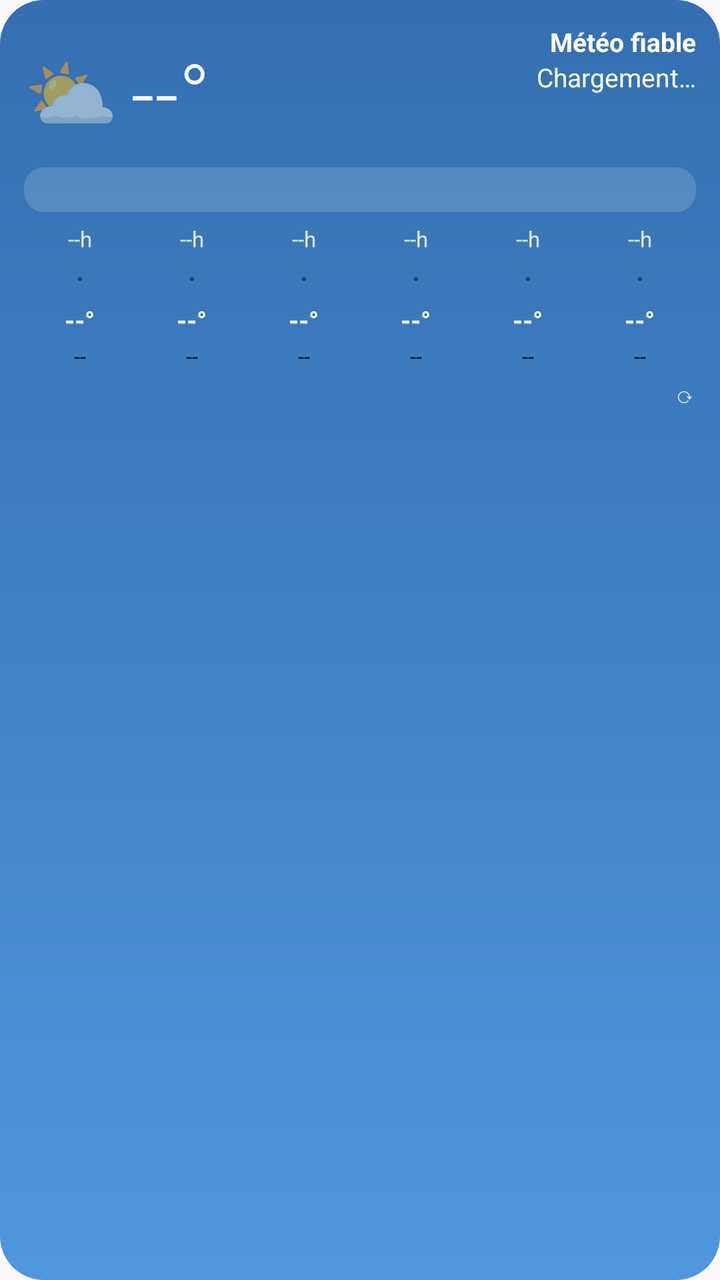
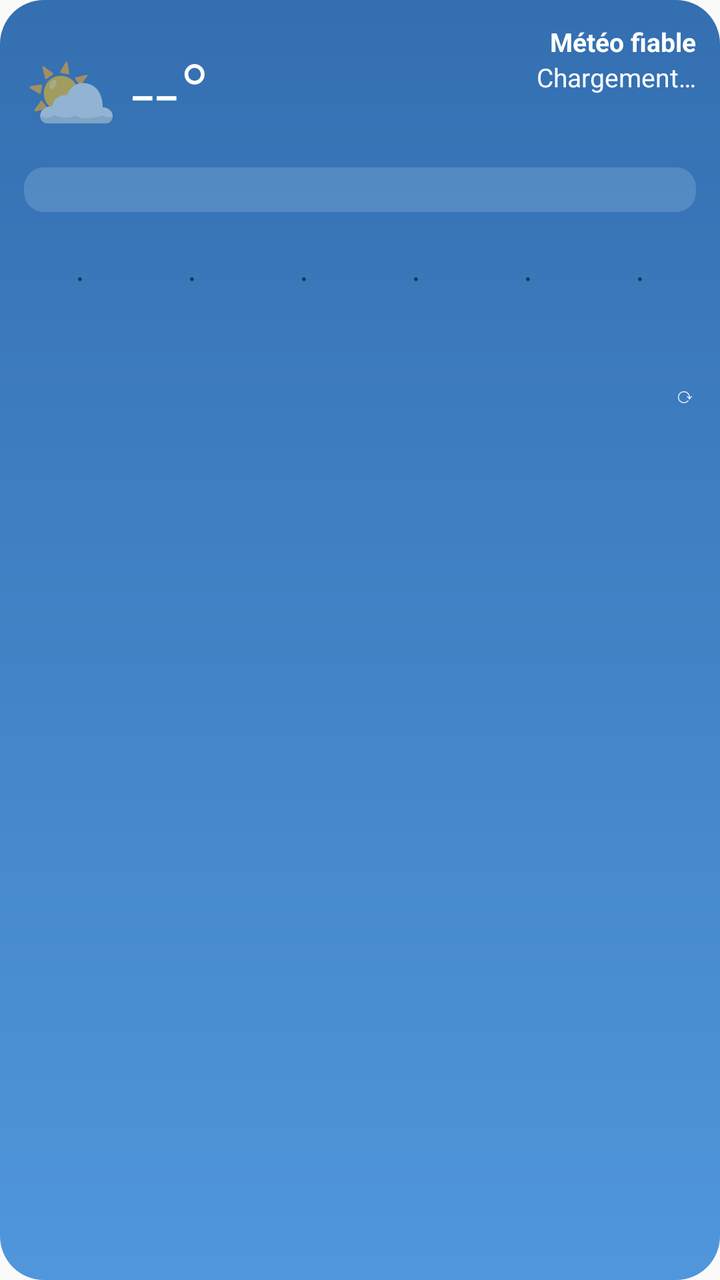

Before-and-after screenshots of an Android layout around one commit, followed by the original layout XML and the change that was made.
<!-- AndroidManifest.xml: application theme android:Theme.Material.Light.NoActionBar -->
<!-- res/layout/widget_meteo.xml -->
<?xml version="1.0" encoding="utf-8"?>
<LinearLayout xmlns:android="http://schemas.android.com/apk/res/android"
    android:id="@+id/root"
    android:layout_width="match_parent"
    android:layout_height="match_parent"
    android:background="@drawable/widget_bg"
    android:orientation="vertical"
    android:padding="12dp">

    <LinearLayout
        android:layout_width="match_parent"
        android:layout_height="wrap_content"
        android:gravity="center_vertical"
        android:orientation="horizontal">

        <TextView
            android:id="@+id/icon"
            android:layout_width="wrap_content"
            android:layout_height="wrap_content"
            android:textSize="38sp"
            android:text="⛅" />

        <TextView
            android:id="@+id/temp"
            android:layout_width="wrap_content"
            android:layout_height="wrap_content"
            android:layout_marginStart="6dp"
            android:fontFamily="sans-serif-light"
            android:textColor="#FFFFFF"
            android:textSize="42sp"
            android:text="--°" />

        <LinearLayout
            android:layout_width="0dp"
            android:layout_height="wrap_content"
            android:layout_weight="1"
            android:gravity="end"
            android:orientation="vertical">
            <TextView android:id="@+id/place" style="@style/WText" android:textStyle="bold" android:text="Météo fiable" />
            <TextView android:id="@+id/cond" style="@style/WText" android:text="Chargement…" />
            <TextView android:id="@+id/minmax" style="@style/WSmall" android:text="" />
            <TextView android:id="@+id/wind" style="@style/WText" android:textStyle="bold" android:text="" />
        </LinearLayout>
    </LinearLayout>

    <TextView
        android:id="@+id/rain"
        android:layout_width="match_parent"
        android:layout_height="wrap_content"
        android:layout_marginTop="4dp"
        android:background="@drawable/chip_bg"
        android:paddingStart="8dp"
        android:paddingTop="3dp"
        android:paddingEnd="8dp"
        android:paddingBottom="3dp"
        android:textColor="#FFFFFF"
        android:textSize="12sp"
        android:text="" />

    <LinearLayout
        android:id="@+id/hours"
        android:layout_width="match_parent"
        android:layout_height="wrap_content"
        android:layout_marginTop="6dp"
        android:orientation="horizontal">
        <LinearLayout
            android:layout_width="0dp"
            android:layout_height="wrap_content"
            android:layout_weight="1"
            android:gravity="center_horizontal"
            android:orientation="vertical">
            <TextView android:id="@+id/h0_t" style="@style/WSmall" android:text="--h" />
            <TextView android:id="@+id/h0_icon" android:layout_width="wrap_content" android:layout_height="wrap_content" android:textSize="18sp" android:text="·" />
            <TextView android:id="@+id/h0_temp" style="@style/WText" android:textStyle="bold" android:text="--°" />
            <TextView android:id="@+id/h0_wind" style="@style/WWind" android:text="--" />
        </LinearLayout>
        <LinearLayout
            android:layout_width="0dp"
            android:layout_height="wrap_content"
            android:layout_weight="1"
            android:gravity="center_horizontal"
            android:orientation="vertical">
            <TextView android:id="@+id/h1_t" style="@style/WSmall" android:text="--h" />
            <TextView android:id="@+id/h1_icon" android:layout_width="wrap_content" android:layout_height="wrap_content" android:textSize="18sp" android:text="·" />
            <TextView android:id="@+id/h1_temp" style="@style/WText" android:textStyle="bold" android:text="--°" />
            <TextView android:id="@+id/h1_wind" style="@style/WWind" android:text="--" />
        </LinearLayout>
        <LinearLayout
            android:layout_width="0dp"
            android:layout_height="wrap_content"
            android:layout_weight="1"
            android:gravity="center_horizontal"
            android:orientation="vertical">
            <TextView android:id="@+id/h2_t" style="@style/WSmall" android:text="--h" />
            <TextView android:id="@+id/h2_icon" android:layout_width="wrap_content" android:layout_height="wrap_content" android:textSize="18sp" android:text="·" />
            <TextView android:id="@+id/h2_temp" style="@style/WText" android:textStyle="bold" android:text="--°" />
            <TextView android:id="@+id/h2_wind" style="@style/WWind" android:text="--" />
        </LinearLayout>
        <LinearLayout
            android:layout_width="0dp"
            android:layout_height="wrap_content"
            android:layout_weight="1"
            android:gravity="center_horizontal"
            android:orientation="vertical">
            <TextView android:id="@+id/h3_t" style="@style/WSmall" android:text="--h" />
            <TextView android:id="@+id/h3_icon" android:layout_width="wrap_content" android:layout_height="wrap_content" android:textSize="18sp" android:text="·" />
            <TextView android:id="@+id/h3_temp" style="@style/WText" android:textStyle="bold" android:text="--°" />
            <TextView android:id="@+id/h3_wind" style="@style/WWind" android:text="--" />
        </LinearLayout>
        <LinearLayout
            android:layout_width="0dp"
            android:layout_height="wrap_content"
            android:layout_weight="1"
            android:gravity="center_horizontal"
            android:orientation="vertical">
            <TextView android:id="@+id/h4_t" style="@style/WSmall" android:text="--h" />
            <TextView android:id="@+id/h4_icon" android:layout_width="wrap_content" android:layout_height="wrap_content" android:textSize="18sp" android:text="·" />
            <TextView android:id="@+id/h4_temp" style="@style/WText" android:textStyle="bold" android:text="--°" />
            <TextView android:id="@+id/h4_wind" style="@style/WWind" android:text="--" />
        </LinearLayout>
        <LinearLayout
            android:layout_width="0dp"
            android:layout_height="wrap_content"
            android:layout_weight="1"
            android:gravity="center_horizontal"
            android:orientation="vertical">
            <TextView android:id="@+id/h5_t" style="@style/WSmall" android:text="--h" />
            <TextView android:id="@+id/h5_icon" android:layout_width="wrap_content" android:layout_height="wrap_content" android:textSize="18sp" android:text="·" />
            <TextView android:id="@+id/h5_temp" style="@style/WText" android:textStyle="bold" android:text="--°" />
            <TextView android:id="@+id/h5_wind" style="@style/WWind" android:text="--" />
        </LinearLayout>
    </LinearLayout>

    <LinearLayout
        android:layout_width="match_parent"
        android:layout_height="wrap_content"
        android:layout_marginTop="4dp"
        android:orientation="horizontal">
        <TextView
            android:id="@+id/footer"
            style="@style/WSmall"
            android:layout_width="0dp"
            android:layout_weight="1"
            android:text="" />
        <TextView
            android:id="@+id/refresh"
            style="@style/WSmall"
            android:paddingStart="10dp"
            android:text="⟳" />
    </LinearLayout>
</LinearLayout>
<!-- resources referenced by this layout -->
<resources>
  <!-- drawable chip_bg (drawable) -->
  <?xml version="1.0" encoding="utf-8"?>
  <shape xmlns:android="http://schemas.android.com/apk/res/android" android:shape="rectangle">
      <solid android:color="#26FFFFFF" />
      <corners android:radius="10dp" />
  </shape>
  <!-- drawable widget_bg (drawable) -->
  <?xml version="1.0" encoding="utf-8"?>
  <shape xmlns:android="http://schemas.android.com/apk/res/android" android:shape="rectangle">
      <gradient android:angle="300" android:startColor="#E61D5FA8" android:endColor="#E63D8BD8" />
      <corners android:radius="22dp" />
  </shape>
  <style name="WSmall" parent="WText">
          <item name="android:textColor">#D9FFFFFF</item>
          <item name="android:textSize">11sp</item>
      </style>
  <style name="WText">
          <item name="android:layout_width">wrap_content</item>
          <item name="android:layout_height">wrap_content</item>
          <item name="android:textColor">#FFFFFF</item>
          <item name="android:textSize">13sp</item>
          <item name="android:maxLines">1</item>
      </style>
  <style name="WWind" parent="WText">
          <item name="android:textColor">#111111</item>
          <item name="android:textSize">11sp</item>
          <item name="android:paddingStart">5dp</item>
          <item name="android:paddingEnd">5dp</item>
          <item name="android:layout_marginTop">2dp</item>
      </style>
</resources>

<!-- the commit's change to res/layout/widget_meteo.xml (unified diff, before → after) -->
@@ -44,6 +44,24 @@
     </LinearLayout>
 
     <TextView
+        android:id="@+id/alert"
+        android:layout_width="match_parent"
+        android:layout_height="wrap_content"
+        android:layout_marginTop="4dp"
+        android:background="@drawable/alert_bg"
+        android:paddingStart="8dp"
+        android:paddingTop="3dp"
+        android:paddingEnd="8dp"
+        android:paddingBottom="3dp"
+        android:textColor="#FFFFFF"
+        android:textSize="12sp"
+        android:textStyle="bold"
+        android:maxLines="1"
+        android:ellipsize="end"
+        android:visibility="gone"
+        android:text="" />
+
+    <TextView
         android:id="@+id/rain"
         android:layout_width="match_parent"
         android:layout_height="wrap_content"
@@ -55,6 +73,8 @@
         android:paddingBottom="3dp"
         android:textColor="#FFFFFF"
         android:textSize="12sp"
+        android:maxLines="1"
+        android:ellipsize="end"
         android:text="" />
 
     <LinearLayout
@@ -69,10 +89,10 @@
             android:layout_weight="1"
             android:gravity="center_horizontal"
             android:orientation="vertical">
-            <TextView android:id="@+id/h0_t" style="@style/WSmall" android:text="--h" />
+            <TextView android:id="@+id/h0_t" style="@style/WSmall" android:text="" />
             <TextView android:id="@+id/h0_icon" android:layout_width="wrap_content" android:layout_height="wrap_content" android:textSize="18sp" android:text="·" />
-            <TextView android:id="@+id/h0_temp" style="@style/WText" android:textStyle="bold" android:text="--°" />
-            <TextView android:id="@+id/h0_wind" style="@style/WWind" android:text="--" />
+            <TextView android:id="@+id/h0_temp" style="@style/WBold" android:text="" />
+            <TextView android:id="@+id/h0_wind" style="@style/WWind" android:text="" />
         </LinearLayout>
         <LinearLayout
             android:layout_width="0dp"
@@ -80,10 +100,10 @@
             android:layout_weight="1"
             android:gravity="center_horizontal"
             android:orientation="vertical">
-            <TextView android:id="@+id/h1_t" style="@style/WSmall" android:text="--h" />
+            <TextView android:id="@+id/h1_t" style="@style/WSmall" android:text="" />
             <TextView android:id="@+id/h1_icon" android:layout_width="wrap_content" android:layout_height="wrap_content" android:textSize="18sp" android:text="·" />
-            <TextView android:id="@+id/h1_temp" style="@style/WText" android:textStyle="bold" android:text="--°" />
-            <TextView android:id="@+id/h1_wind" style="@style/WWind" android:text="--" />
+            <TextView android:id="@+id/h1_temp" style="@style/WBold" android:text="" />
+            <TextView android:id="@+id/h1_wind" style="@style/WWind" android:text="" />
         </LinearLayout>
         <LinearLayout
             android:layout_width="0dp"
@@ -91,10 +111,10 @@
             android:layout_weight="1"
             android:gravity="center_horizontal"
             android:orientation="vertical">
-            <TextView android:id="@+id/h2_t" style="@style/WSmall" android:text="--h" />
+            <TextView android:id="@+id/h2_t" style="@style/WSmall" android:text="" />
             <TextView android:id="@+id/h2_icon" android:layout_width="wrap_content" android:layout_height="wrap_content" android:textSize="18sp" android:text="·" />
-            <TextView android:id="@+id/h2_temp" style="@style/WText" android:textStyle="bold" android:text="--°" />
-            <TextView android:id="@+id/h2_wind" style="@style/WWind" android:text="--" />
+            <TextView android:id="@+id/h2_temp" style="@style/WBold" android:text="" />
+            <TextView android:id="@+id/h2_wind" style="@style/WWind" android:text="" />
         </LinearLayout>
         <LinearLayout
             android:layout_width="0dp"
@@ -102,10 +122,10 @@
             android:layout_weight="1"
             android:gravity="center_horizontal"
             android:orientation="vertical">
-            <TextView android:id="@+id/h3_t" style="@style/WSmall" android:text="--h" />
+            <TextView android:id="@+id/h3_t" style="@style/WSmall" android:text="" />
             <TextView android:id="@+id/h3_icon" android:layout_width="wrap_content" android:layout_height="wrap_content" android:textSize="18sp" android:text="·" />
-            <TextView android:id="@+id/h3_temp" style="@style/WText" android:textStyle="bold" android:text="--°" />
-            <TextView android:id="@+id/h3_wind" style="@style/WWind" android:text="--" />
+            <TextView android:id="@+id/h3_temp" style="@style/WBold" android:text="" />
+            <TextView android:id="@+id/h3_wind" style="@style/WWind" android:text="" />
         </LinearLayout>
         <LinearLayout
             android:layout_width="0dp"
@@ -113,10 +133,10 @@
             android:layout_weight="1"
             android:gravity="center_horizontal"
             android:orientation="vertical">
-            <TextView android:id="@+id/h4_t" style="@style/WSmall" android:text="--h" />
+            <TextView android:id="@+id/h4_t" style="@style/WSmall" android:text="" />
             <TextView android:id="@+id/h4_icon" android:layout_width="wrap_content" android:layout_height="wrap_content" android:textSize="18sp" android:text="·" />
-            <TextView android:id="@+id/h4_temp" style="@style/WText" android:textStyle="bold" android:text="--°" />
-            <TextView android:id="@+id/h4_wind" style="@style/WWind" android:text="--" />
+            <TextView android:id="@+id/h4_temp" style="@style/WBold" android:text="" />
+            <TextView android:id="@+id/h4_wind" style="@style/WWind" android:text="" />
         </LinearLayout>
         <LinearLayout
             android:layout_width="0dp"
@@ -124,10 +144,10 @@
             android:layout_weight="1"
             android:gravity="center_horizontal"
             android:orientation="vertical">
-            <TextView android:id="@+id/h5_t" style="@style/WSmall" android:text="--h" />
+            <TextView android:id="@+id/h5_t" style="@style/WSmall" android:text="" />
             <TextView android:id="@+id/h5_icon" android:layout_width="wrap_content" android:layout_height="wrap_content" android:textSize="18sp" android:text="·" />
-            <TextView android:id="@+id/h5_temp" style="@style/WText" android:textStyle="bold" android:text="--°" />
-            <TextView android:id="@+id/h5_wind" style="@style/WWind" android:text="--" />
+            <TextView android:id="@+id/h5_temp" style="@style/WBold" android:text="" />
+            <TextView android:id="@+id/h5_wind" style="@style/WWind" android:text="" />
         </LinearLayout>
     </LinearLayout>
 
@@ -141,6 +161,7 @@
             style="@style/WSmall"
             android:layout_width="0dp"
             android:layout_weight="1"
+            android:ellipsize="end"
             android:text="" />
         <TextView
             android:id="@+id/refresh"
<!-- resource entries referenced after the edit -->
@@ -1,5 +1,11 @@
 <!-- resources referenced by this layout -->
 <resources>
+  <!-- drawable alert_bg (drawable) -->
+  <?xml version="1.0" encoding="utf-8"?>
+  <shape xmlns:android="http://schemas.android.com/apk/res/android" android:shape="rectangle">
+      <solid android:color="#CCE8590C" />
+      <corners android:radius="10dp" />
+  </shape>
   <!-- drawable chip_bg (drawable) -->
   <?xml version="1.0" encoding="utf-8"?>
   <shape xmlns:android="http://schemas.android.com/apk/res/android" android:shape="rectangle">
@@ -12,6 +18,9 @@
       <gradient android:angle="300" android:startColor="#E61D5FA8" android:endColor="#E63D8BD8" />
       <corners android:radius="22dp" />
   </shape>
+  <style name="WBold" parent="WText">
+          <item name="android:textStyle">bold</item>
+      </style>
   <style name="WSmall" parent="WText">
           <item name="android:textColor">#D9FFFFFF</item>
           <item name="android:textSize">11sp</item>
